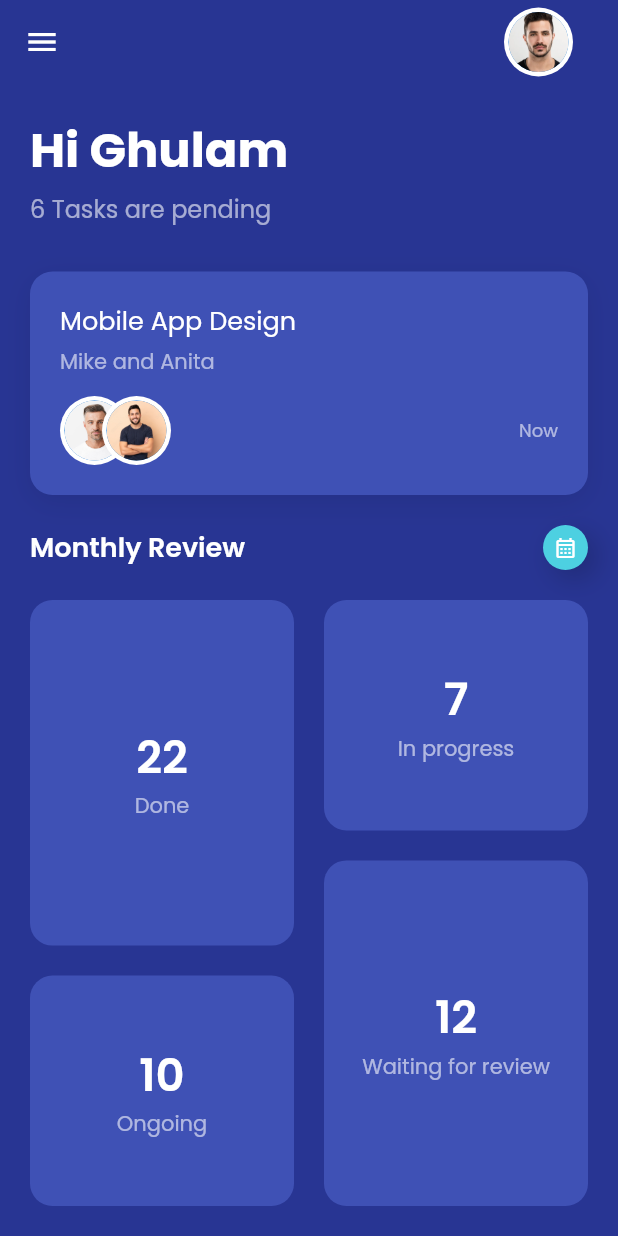
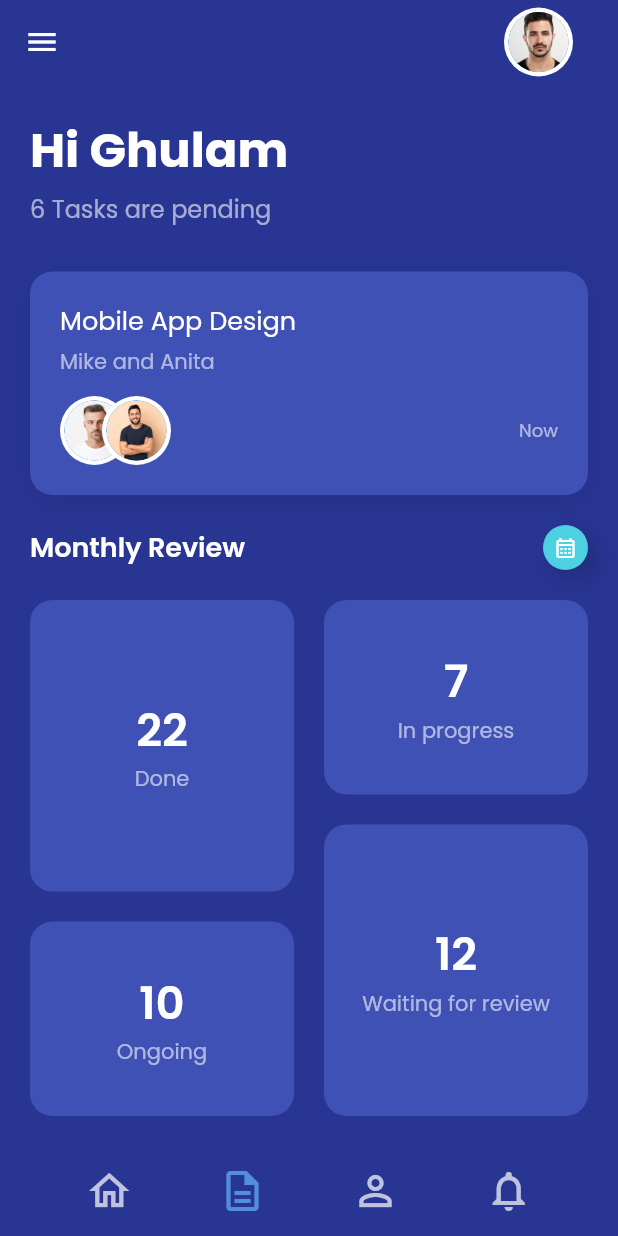
Before and after one commit to farhan-syah/flutter-training-18-Jul, a Flutter app: the HomeScreen screen opened directly, on a phone screen of 412 x 824 dp. Run offline on Flutter 3.47's test engine with Material 2 defaults, Android fonts, the phone set to English and light mode, and no system bars.

Commit message:
Add bottomAppBar

```diff
--- a/lib/home.screen.dart
+++ b/lib/home.screen.dart
@@ -125,6 +125,38 @@ class HomeScreen extends StatelessWidget {
           ],
         ),
       ),
+      bottomNavigationBar: BottomAppBar(
+        elevation: 0,
+        color: Colors.transparent,
+        child: SizedBox(
+          height: 60,
+          child: Row(
+            mainAxisAlignment: MainAxisAlignment.spaceEvenly,
+            children: [
+              const Icon(
+                Icons.home_outlined,
+                color: Colors.white70,
+                size: 32,
+              ),
+              Icon(
+                Icons.description_outlined,
+                color: Colors.blue.shade300.withOpacity(0.7),
+                size: 32,
+              ),
+              const Icon(
+                Icons.person_outline,
+                color: Colors.white70,
+                size: 32,
+              ),
+              const Icon(
+                Icons.notifications_outlined,
+                color: Colors.white70,
+                size: 32,
+              ),
+            ],
+          ),
+        ),
+      ),
     );
   }
 }
```
